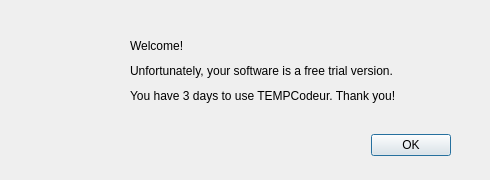
The window that ui/introex3_window.ui (zvsuarez/sonde) describes before a commit, drawn with Qt 5.
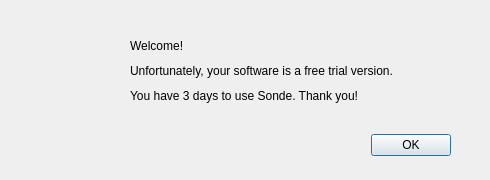
The same window after the commit. Icons and pictures are not drawn.

Diff of the .ui file:
```diff
--- a/ui/introex3_window.ui
+++ b/ui/introex3_window.ui
@@ -83,7 +83,7 @@
     </font>
    </property>
    <property name="text">
-    <string>You have 3 days to use TEMPCodeur. Thank you!</string>
+    <string>You have 3 days to use Sonde. Thank you!</string>
    </property>
   </widget>
   <widget class="QLabel" name="label_4">
```
Left out of the diff: 4 changed lines with no effect on the pictures.
